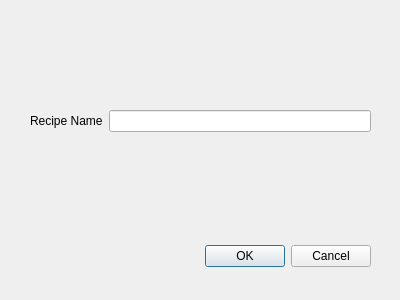
khooinguyeen/FoodManagementSystem, file removerecipe.ui: the form before one commit.
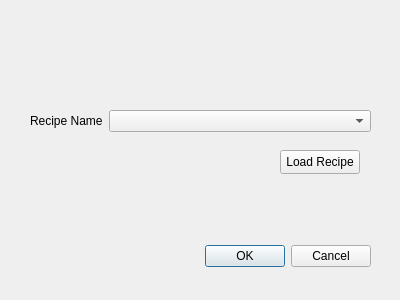
The form after the commit.

Commit message: fix: fixed refresh bug in Ingredient and Recipe

```diff
--- a/removerecipe.ui
+++ b/removerecipe.ui
@@ -47,10 +47,23 @@
      </widget>
     </item>
     <item row="0" column="1">
-     <widget class="QLineEdit" name="recipeNameLineEdit"/>
+     <widget class="QComboBox" name="cmbRemove"/>
     </item>
    </layout>
   </widget>
+  <widget class="QPushButton" name="btnLoad">
+   <property name="geometry">
+    <rect>
+     <x>280</x>
+     <y>150</y>
+     <width>80</width>
+     <height>24</height>
+    </rect>
+   </property>
+   <property name="text">
+    <string>Load Recipe</string>
+   </property>
+  </widget>
  </widget>
  <resources/>
  <connections>
```
The commit also changes 14 other files.
